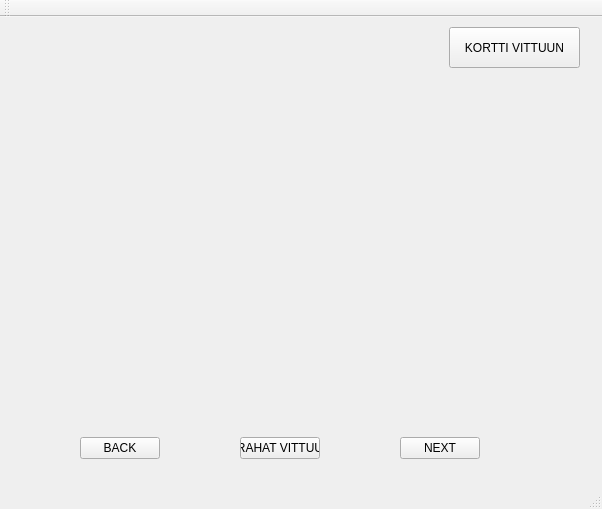
Old version of the form TestApp/mainwindow.ui in the repository karhu12/BankSimul500.
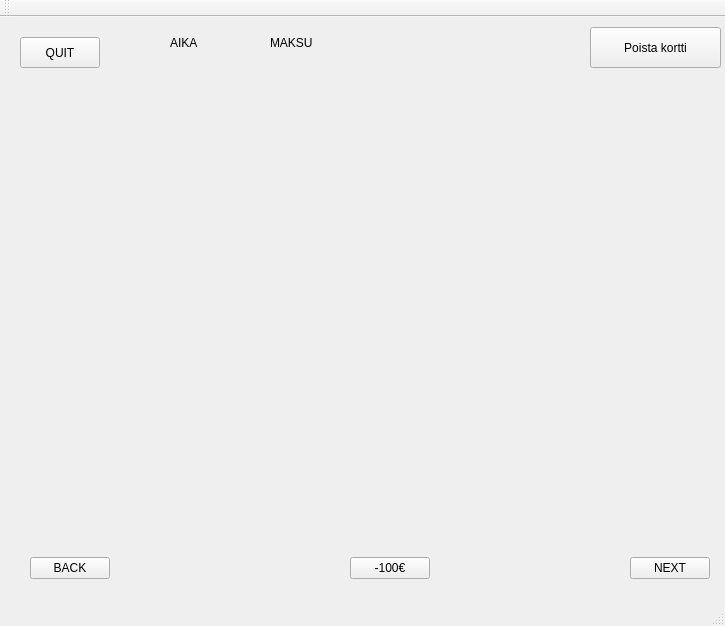
New version of the form.

Commit message: Single instance class complete, working on implementing more general solution

```diff
--- a/TestApp/mainwindow.ui
+++ b/TestApp/mainwindow.ui
@@ -6,8 +6,8 @@
    <rect>
     <x>0</x>
     <y>0</y>
-    <width>602</width>
-    <height>509</height>
+    <width>725</width>
+    <height>626</height>
    </rect>
   </property>
   <property name="windowTitle">
@@ -17,10 +17,10 @@
    <widget class="QLabel" name="label">
     <property name="geometry">
      <rect>
-      <x>10</x>
-      <y>0</y>
-      <width>231</width>
-      <height>441</height>
+      <x>20</x>
+      <y>50</y>
+      <width>141</width>
+      <height>491</height>
      </rect>
     </property>
     <property name="baseSize">
@@ -40,9 +40,9 @@
     <property name="geometry">
      <rect>
       <x>330</x>
-      <y>0</y>
+      <y>50</y>
       <width>101</width>
-      <height>431</height>
+      <height>491</height>
      </rect>
     </property>
     <property name="baseSize">
@@ -61,10 +61,10 @@
    <widget class="QLabel" name="label_3">
     <property name="geometry">
      <rect>
-      <x>230</x>
-      <y>0</y>
-      <width>91</width>
-      <height>431</height>
+      <x>170</x>
+      <y>50</y>
+      <width>151</width>
+      <height>491</height>
      </rect>
     </property>
     <property name="baseSize">
@@ -84,9 +84,9 @@
     <property name="geometry">
      <rect>
       <x>430</x>
-      <y>0</y>
-      <width>171</width>
-      <height>431</height>
+      <y>50</y>
+      <width>161</width>
+      <height>491</height>
      </rect>
     </property>
     <property name="baseSize">
@@ -105,8 +105,8 @@
    <widget class="QPushButton" name="pushButton">
     <property name="geometry">
      <rect>
-      <x>80</x>
-      <y>420</y>
+      <x>30</x>
+      <y>540</y>
       <width>80</width>
       <height>22</height>
      </rect>
@@ -118,8 +118,8 @@
    <widget class="QPushButton" name="pushButton_2">
     <property name="geometry">
      <rect>
-      <x>400</x>
-      <y>420</y>
+      <x>630</x>
+      <y>540</y>
       <width>80</width>
       <height>22</height>
      </rect>
@@ -131,27 +131,66 @@
    <widget class="QPushButton" name="pushButton_3">
     <property name="geometry">
      <rect>
-      <x>240</x>
-      <y>420</y>
+      <x>350</x>
+      <y>540</y>
       <width>80</width>
       <height>22</height>
      </rect>
     </property>
     <property name="text">
-     <string>RAHAT VITTUU</string>
+     <string>-100€</string>
     </property>
    </widget>
    <widget class="QPushButton" name="pushButton_4">
     <property name="geometry">
      <rect>
-      <x>449</x>
+      <x>590</x>
       <y>10</y>
       <width>131</width>
       <height>41</height>
      </rect>
     </property>
     <property name="text">
-     <string>KORTTI VITTUUN</string>
+     <string>Poista kortti</string>
+    </property>
+   </widget>
+   <widget class="QLabel" name="label_5">
+    <property name="geometry">
+     <rect>
+      <x>170</x>
+      <y>10</y>
+      <width>81</width>
+      <height>31</height>
+     </rect>
+    </property>
+    <property name="text">
+     <string>AIKA</string>
+    </property>
+   </widget>
+   <widget class="QLabel" name="label_6">
+    <property name="geometry">
+     <rect>
+      <x>270</x>
+      <y>10</y>
+      <width>81</width>
+      <height>31</height>
+     </rect>
+    </property>
+    <property name="text">
+     <string>MAKSU</string>
+    </property>
+   </widget>
+   <widget class="QPushButton" name="pushButton_5">
+    <property name="geometry">
+     <rect>
+      <x>20</x>
+      <y>20</y>
+      <width>80</width>
+      <height>31</height>
+     </rect>
+    </property>
+    <property name="text">
+     <string>QUIT</string>
     </property>
    </widget>
   </widget>
```
Left out of the diff: 2 changed lines with no effect on the pictures. The commit also changes 35 other files.
